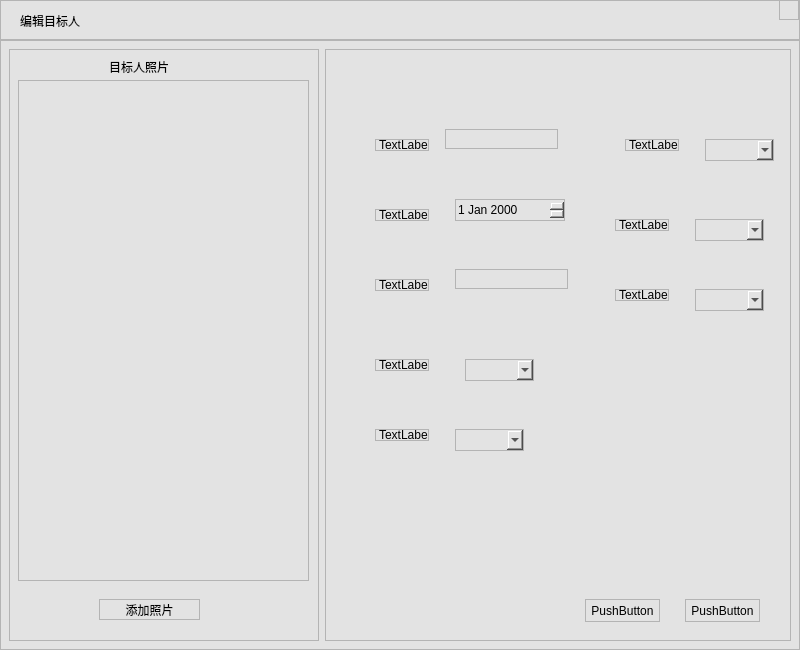
Qt form UIModule/edittargetperson.ui (zhangjianscc/ZMClient) before a commit.
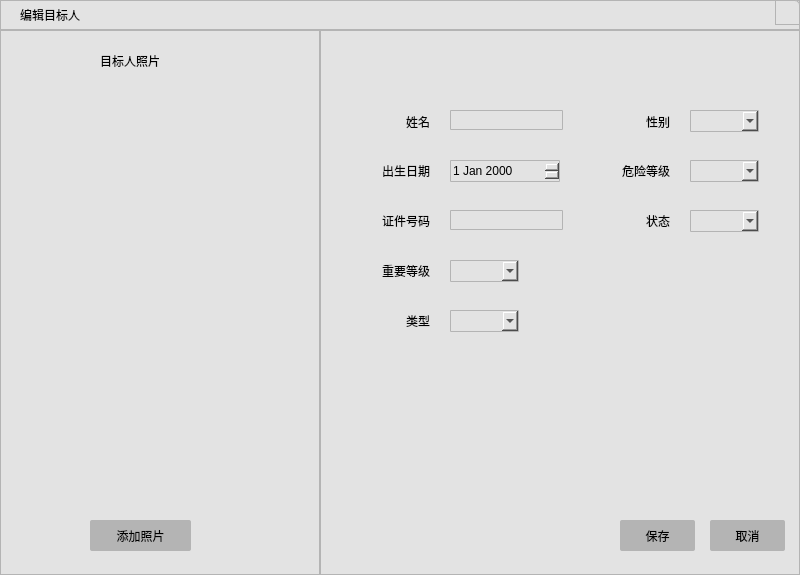
The same form after that commit. Icons and pictures are not drawn.

```diff
--- a/UIModule/edittargetperson.ui
+++ b/UIModule/edittargetperson.ui
@@ -7,7 +7,7 @@
     <x>0</x>
     <y>0</y>
     <width>800</width>
-    <height>650</height>
+    <height>575</height>
    </rect>
   </property>
   <property name="windowTitle">
@@ -15,7 +15,8 @@
   </property>
   <property name="styleSheet">
    <string notr="true">background-color: rgb(227, 227, 227);
-border:1px solid rgb(180,180,180);</string>
+border:1px solid rgb(180,180,180);
+border-radius:5px</string>
   </property>
   <layout class="QVBoxLayout" name="verticalLayout">
    <property name="spacing">
@@ -38,24 +39,39 @@
      <property name="minimumSize">
       <size>
        <width>0</width>
-       <height>40</height>
+       <height>30</height>
       </size>
      </property>
      <property name="maximumSize">
       <size>
        <width>16777215</width>
-       <height>40</height>
+       <height>30</height>
       </size>
      </property>
+     <property name="styleSheet">
+      <string notr="true">border-radius:0px</string>
+     </property>
      <widget class="QLabel" name="label">
       <property name="geometry">
        <rect>
         <x>20</x>
-        <y>5</y>
-        <width>101</width>
-        <height>31</height>
+        <y>1</y>
+        <width>80</width>
+        <height>28</height>
        </rect>
       </property>
+      <property name="minimumSize">
+       <size>
+        <width>0</width>
+        <height>28</height>
+       </size>
+      </property>
+      <property name="maximumSize">
+       <size>
+        <width>16777215</width>
+        <height>28</height>
+       </size>
+      </property>
       <property name="styleSheet">
        <string notr="true">font: 11pt &quot;黑体&quot;;
 border:none</string>
@@ -67,14 +83,29 @@
      <widget class="QPushButton" name="pushButton">
       <property name="geometry">
        <rect>
-        <x>779</x>
+        <x>775</x>
         <y>0</y>
-        <width>20</width>
-        <height>20</height>
+        <width>25</width>
+        <height>25</height>
        </rect>
       </property>
+      <property name="minimumSize">
+       <size>
+        <width>25</width>
+        <height>25</height>
+       </size>
+      </property>
+      <property name="maximumSize">
+       <size>
+        <width>25</width>
+        <height>25</height>
+       </size>
+      </property>
       <property name="styleSheet">
-       <string notr="true">border-image: url(:/images/mouseenter03.png);</string>
+       <string notr="true">border-top-right-radius:5px;
+border-top-left-radius:0px;
+border-bottom-right-radius:0px;
+border-bottom-left-radius:px;</string>
       </property>
       <property name="text">
        <string/>
@@ -84,16 +115,34 @@
    </item>
    <item>
     <widget class="QWidget" name="widget_2" native="true">
+     <property name="styleSheet">
+      <string notr="true">border-radius:0px</string>
+     </property>
      <layout class="QHBoxLayout" name="horizontalLayout" stretch="2,3">
+      <property name="spacing">
+       <number>0</number>
+      </property>
+      <property name="leftMargin">
+       <number>0</number>
+      </property>
+      <property name="topMargin">
+       <number>0</number>
+      </property>
+      <property name="rightMargin">
+       <number>0</number>
+      </property>
+      <property name="bottomMargin">
+       <number>0</number>
+      </property>
       <item>
        <widget class="QWidget" name="widget_3" native="true">
         <widget class="QLabel" name="label_2">
          <property name="geometry">
           <rect>
            <x>100</x>
-           <y>10</y>
-           <width>80</width>
-           <height>16</height>
+           <y>20</y>
+           <width>111</width>
+           <height>21</height>
           </rect>
          </property>
          <property name="styleSheet">
@@ -107,20 +156,23 @@
         <widget class="QTableWidget" name="tableWidget">
          <property name="geometry">
           <rect>
-           <x>9</x>
-           <y>31</y>
-           <width>291</width>
-           <height>501</height>
+           <x>1</x>
+           <y>61</y>
+           <width>318</width>
+           <height>401</height>
           </rect>
          </property>
+         <property name="styleSheet">
+          <string notr="true">border:none</string>
+         </property>
         </widget>
         <widget class="QPushButton" name="pushButton_2">
          <property name="geometry">
           <rect>
            <x>90</x>
-           <y>550</y>
+           <y>490</y>
            <width>101</width>
-           <height>21</height>
+           <height>31</height>
           </rect>
          </property>
          <property name="sizePolicy">
@@ -129,6 +181,12 @@
            <verstretch>0</verstretch>
           </sizepolicy>
          </property>
+         <property name="styleSheet">
+          <string notr="true">font: 14pt &quot;黑体&quot;;
+border: none;
+border-radius: 2px;
+background-color:rgb(180,180,180)</string>
+         </property>
          <property name="text">
           <string>添加照片</string>
          </property>
@@ -141,210 +199,302 @@
          <property name="geometry">
           <rect>
            <x>50</x>
-           <y>90</y>
-           <width>54</width>
-           <height>12</height>
+           <y>81</y>
+           <width>60</width>
+           <height>21</height>
           </rect>
          </property>
+         <property name="styleSheet">
+          <string notr="true">border:none;
+font: 11pt &quot;黑体&quot;;</string>
+         </property>
          <property name="text">
-          <string>TextLabel</string>
+          <string>姓名</string>
+         </property>
+         <property name="alignment">
+          <set>Qt::AlignRight|Qt::AlignTrailing|Qt::AlignVCenter</set>
          </property>
         </widget>
         <widget class="QLabel" name="label_4">
          <property name="geometry">
           <rect>
-           <x>50</x>
-           <y>160</y>
-           <width>54</width>
-           <height>12</height>
+           <x>39</x>
+           <y>130</y>
+           <width>71</width>
+           <height>21</height>
           </rect>
          </property>
+         <property name="styleSheet">
+          <string notr="true">border:none;
+font: 11pt &quot;黑体&quot;;</string>
+         </property>
          <property name="text">
-          <string>TextLabel</string>
+          <string>出生日期</string>
+         </property>
+         <property name="alignment">
+          <set>Qt::AlignRight|Qt::AlignTrailing|Qt::AlignVCenter</set>
          </property>
         </widget>
         <widget class="QLabel" name="label_5">
          <property name="geometry">
           <rect>
-           <x>50</x>
-           <y>230</y>
-           <width>54</width>
-           <height>12</height>
+           <x>29</x>
+           <y>180</y>
+           <width>81</width>
+           <height>21</height>
           </rect>
          </property>
+         <property name="styleSheet">
+          <string notr="true">border:none;
+font: 11pt &quot;黑体&quot;;</string>
+         </property>
          <property name="text">
-          <string>TextLabel</string>
+          <string>证件号码</string>
+         </property>
+         <property name="alignment">
+          <set>Qt::AlignRight|Qt::AlignTrailing|Qt::AlignVCenter</set>
          </property>
         </widget>
         <widget class="QLabel" name="label_6">
          <property name="geometry">
           <rect>
-           <x>50</x>
-           <y>310</y>
-           <width>54</width>
-           <height>12</height>
+           <x>39</x>
+           <y>230</y>
+           <width>71</width>
+           <height>21</height>
           </rect>
          </property>
+         <property name="styleSheet">
+          <string notr="true">border:none;
+font: 11pt &quot;黑体&quot;;</string>
+         </property>
          <property name="text">
-          <string>TextLabel</string>
+          <string>重要等级</string>
+         </property>
+         <property name="alignment">
+          <set>Qt::AlignRight|Qt::AlignTrailing|Qt::AlignVCenter</set>
          </property>
         </widget>
         <widget class="QLabel" name="label_7">
          <property name="geometry">
           <rect>
            <x>50</x>
-           <y>380</y>
-           <width>54</width>
-           <height>12</height>
+           <y>280</y>
+           <width>60</width>
+           <height>21</height>
           </rect>
          </property>
+         <property name="styleSheet">
+          <string notr="true">border:none;
+font: 11pt &quot;黑体&quot;;</string>
+         </property>
          <property name="text">
-          <string>TextLabel</string>
+          <string>类型</string>
+         </property>
+         <property name="alignment">
+          <set>Qt::AlignRight|Qt::AlignTrailing|Qt::AlignVCenter</set>
          </property>
         </widget>
         <widget class="QLineEdit" name="lineEdit">
          <property name="geometry">
           <rect>
-           <x>120</x>
+           <x>130</x>
            <y>80</y>
            <width>113</width>
            <height>20</height>
           </rect>
          </property>
+         <property name="styleSheet">
+          <string notr="true">border-radius:1px</string>
+         </property>
         </widget>
         <widget class="QDateEdit" name="dateEdit">
          <property name="geometry">
           <rect>
            <x>130</x>
-           <y>150</y>
+           <y>130</y>
            <width>110</width>
            <height>22</height>
           </rect>
          </property>
+         <property name="styleSheet">
+          <string notr="true">border-radius:1px</string>
+         </property>
         </widget>
         <widget class="QLineEdit" name="lineEdit_2">
          <property name="geometry">
           <rect>
            <x>130</x>
-           <y>220</y>
+           <y>180</y>
            <width>113</width>
            <height>20</height>
           </rect>
          </property>
+         <property name="styleSheet">
+          <string notr="true">border-radius:1px</string>
+         </property>
         </widget>
         <widget class="QComboBox" name="comboBox">
          <property name="geometry">
           <rect>
-           <x>140</x>
-           <y>310</y>
+           <x>130</x>
+           <y>230</y>
            <width>69</width>
            <height>22</height>
           </rect>
          </property>
+         <property name="styleSheet">
+          <string notr="true">border-radius:1px</string>
+         </property>
         </widget>
         <widget class="QComboBox" name="comboBox_2">
          <property name="geometry">
           <rect>
            <x>130</x>
-           <y>380</y>
+           <y>280</y>
            <width>69</width>
            <height>22</height>
           </rect>
          </property>
+         <property name="styleSheet">
+          <string notr="true">border-radius:1px</string>
+         </property>
         </widget>
         <widget class="QLabel" name="label_8">
          <property name="geometry">
           <rect>
-           <x>300</x>
-           <y>90</y>
-           <width>54</width>
-           <height>12</height>
+           <x>290</x>
+           <y>82</y>
+           <width>60</width>
+           <height>20</height>
           </rect>
          </property>
+         <property name="styleSheet">
+          <string notr="true">border:none;
+font: 11pt &quot;黑体&quot;;</string>
+         </property>
          <property name="text">
-          <string>TextLabel</string>
+          <string>性别</string>
+         </property>
+         <property name="alignment">
+          <set>Qt::AlignRight|Qt::AlignTrailing|Qt::AlignVCenter</set>
          </property>
         </widget>
         <widget class="QLabel" name="label_9">
          <property name="geometry">
           <rect>
-           <x>290</x>
-           <y>170</y>
-           <width>54</width>
-           <height>12</height>
+           <x>269</x>
+           <y>130</y>
+           <width>81</width>
+           <height>21</height>
           </rect>
          </property>
+         <property name="styleSheet">
+          <string notr="true">border:none;
+font: 11pt &quot;黑体&quot;;</string>
+         </property>
          <property name="text">
-          <string>TextLabel</string>
+          <string>危险等级</string>
+         </property>
+         <property name="alignment">
+          <set>Qt::AlignRight|Qt::AlignTrailing|Qt::AlignVCenter</set>
          </property>
         </widget>
         <widget class="QLabel" name="label_10">
          <property name="geometry">
           <rect>
            <x>290</x>
-           <y>240</y>
-           <width>54</width>
-           <height>12</height>
+           <y>180</y>
+           <width>60</width>
+           <height>21</height>
           </rect>
          </property>
+         <property name="styleSheet">
+          <string notr="true">border:none;
+font: 11pt &quot;黑体&quot;;</string>
+         </property>
          <property name="text">
-          <string>TextLabel</string>
+          <string>状态</string>
+         </property>
+         <property name="alignment">
+          <set>Qt::AlignRight|Qt::AlignTrailing|Qt::AlignVCenter</set>
          </property>
         </widget>
         <widget class="QComboBox" name="comboBox_3">
          <property name="geometry">
           <rect>
-           <x>380</x>
-           <y>90</y>
+           <x>370</x>
+           <y>80</y>
            <width>69</width>
            <height>22</height>
           </rect>
          </property>
+         <property name="styleSheet">
+          <string notr="true">border-radius:1px</string>
+         </property>
         </widget>
         <widget class="QComboBox" name="comboBox_4">
          <property name="geometry">
           <rect>
            <x>370</x>
-           <y>170</y>
+           <y>130</y>
            <width>69</width>
            <height>22</height>
           </rect>
          </property>
+         <property name="styleSheet">
+          <string notr="true">border-radius:1px</string>
+         </property>
         </widget>
         <widget class="QComboBox" name="comboBox_5">
          <property name="geometry">
           <rect>
            <x>370</x>
-           <y>240</y>
+           <y>180</y>
            <width>69</width>
            <height>22</height>
           </rect>
          </property>
+         <property name="styleSheet">
+          <string notr="true">border-radius:1px</string>
+         </property>
         </widget>
         <widget class="QPushButton" name="pushButton_3">
          <property name="geometry">
           <rect>
-           <x>260</x>
-           <y>550</y>
+           <x>300</x>
+           <y>490</y>
            <width>75</width>
-           <height>23</height>
+           <height>31</height>
           </rect>
          </property>
+         <property name="styleSheet">
+          <string notr="true">font: 14pt &quot;黑体&quot;;
+border: none;
+border-radius: 2px;
+background-color:rgb(180,180,180)</string>
+         </property>
          <property name="text">
-          <string>PushButton</string>
+          <string>保存</string>
          </property>
         </widget>
         <widget class="QPushButton" name="pushButton_4">
          <property name="geometry">
           <rect>
-           <x>360</x>
-           <y>550</y>
+           <x>390</x>
+           <y>490</y>
            <width>75</width>
-           <height>23</height>
+           <height>31</height>
           </rect>
          </property>
+         <property name="styleSheet">
+          <string notr="true">font: 14pt &quot;黑体&quot;;
+border: none;
+border-radius: 2px;
+background-color:rgb(180,180,180)</string>
+         </property>
          <property name="text">
-          <string>PushButton</string>
+          <string>取消</string>
          </property>
         </widget>
        </widget>
```
Left out of the diff: 12 changed lines with no effect on the pictures.
